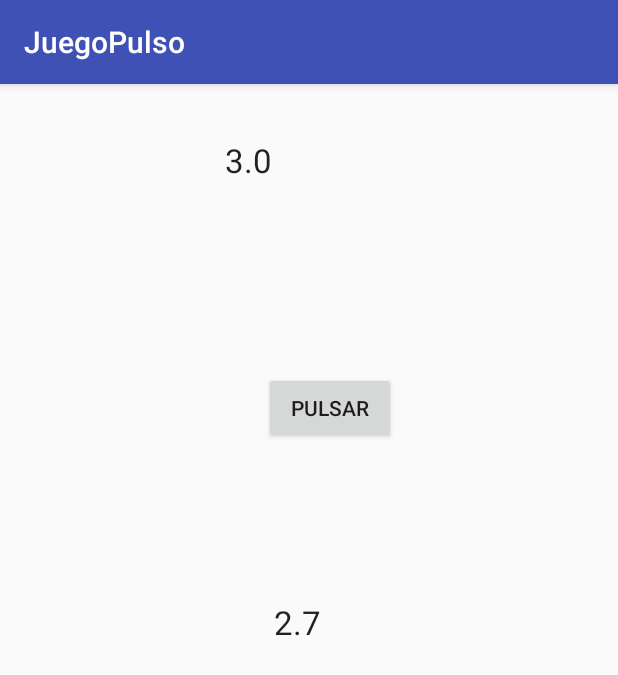
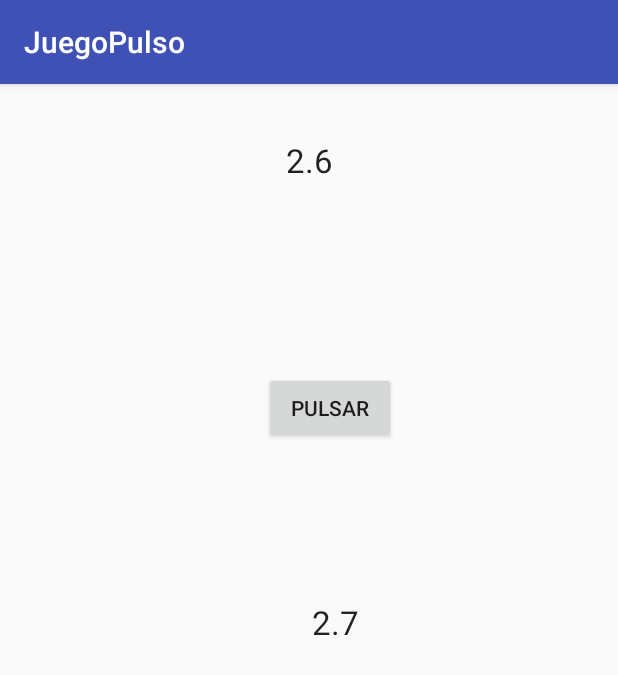
Before and after one commit to Oscar101019/Laboratorio1.3, an Android app: the screen it shows after launch (MainActivity), after a tap on "PULSAR", on a phone screen of 412 x 824 dp. Shown: the top 675 px of the screen. Run offline under Robolectric (Android 15) with nearby library versions, the phone set to English and light mode, and no system bars.

Commit message:
Revisado profe

```diff
--- a/app/src/main/java/com/example/cabo/juegopulso/MainActivity.java
+++ b/app/src/main/java/com/example/cabo/juegopulso/MainActivity.java
@@ -22,7 +22,7 @@ public class MainActivity extends AppCompatActivity {
     public double random = 1;
     public double random3;
     public Handler handler = new Handler();
-    DecimalFormat df = new DecimalFormat("#.0");
+    DecimalFormat decFor = new DecimalFormat("#.0");
 
     @Override
     protected void onCreate(Bundle savedInstanceState) {
@@ -34,8 +34,8 @@ public class MainActivity extends AppCompatActivity {
         btnpul = (Button) findViewById(R.id.btnpulsar);
         random3 = (Math.random() * 2.3) + 1;
 
-        numal.setText(df.format(random3));
-        handler.postDelayed(runnable, 100);
+        numal.setText(decFor.format(random3));
+        handler.postDelayed(runnable, 200);
 
 
         btnpul.setOnClickListener(new View.OnClickListener() {
@@ -61,7 +61,7 @@ public class MainActivity extends AppCompatActivity {
         @Override
         public void run() {
             setea();
-            handler.postDelayed(this, 100);
+            handler.postDelayed(this, 200);
         }
     };
 
@@ -69,13 +69,14 @@ public class MainActivity extends AppCompatActivity {
     public void pulsar(){
         double temporal = Double.parseDouble(cinta.getText().toString());
         double tempora2 = Double.parseDouble(numal.getText().toString());
+        double t = (Math.random() * 2.3) + 1;
 
         if(temporal == tempora2){
             Toast.makeText(MainActivity.this,"Buen Pulso!", Toast.LENGTH_LONG).show();
-            reiniciarActivity(this);
+            numal.setText(decFor.format(t));
         }else{
             Toast.makeText(MainActivity.this,"Te falto Pulso!", Toast.LENGTH_LONG).show();
-            reiniciarActivity(this);
+            numal.setText(decFor.format(t));
         }
 
 
--- a/app/src/main/res/layout/activity_main.xml
+++ b/app/src/main/res/layout/activity_main.xml
@@ -23,6 +23,7 @@
         android:layout_marginEnd="8dp"
         android:layout_marginStart="8dp"
         android:layout_marginTop="36dp"
+        android:textAlignment="center"
         android:textAppearance="@style/TextAppearance.AppCompat.Large"
         app:layout_constraintEnd_toEndOf="parent"
         app:layout_constraintStart_toStartOf="parent"
@@ -34,6 +35,7 @@
         android:layout_height="33dp"
         android:layout_marginEnd="148dp"
         android:layout_marginTop="104dp"
+        android:textAlignment="center"
         android:textAppearance="@android:style/TextAppearance.Holo.Large"
         app:layout_constraintEnd_toEndOf="parent"
         app:layout_constraintTop_toBottomOf="@+id/btnpulsar" />
```
